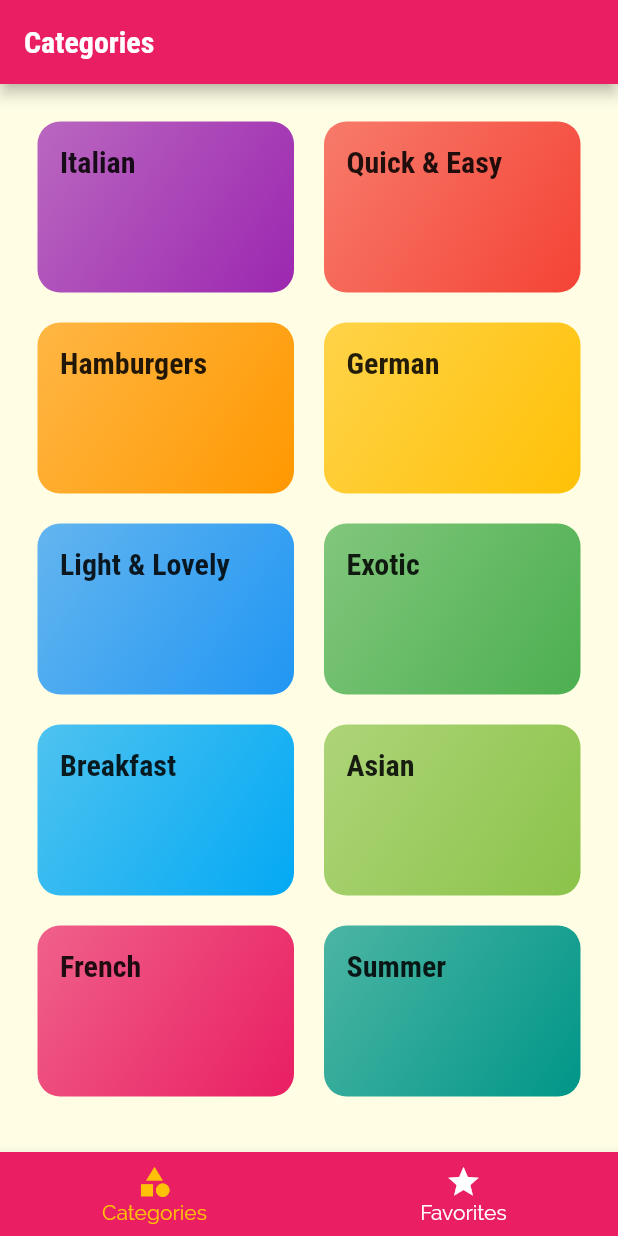
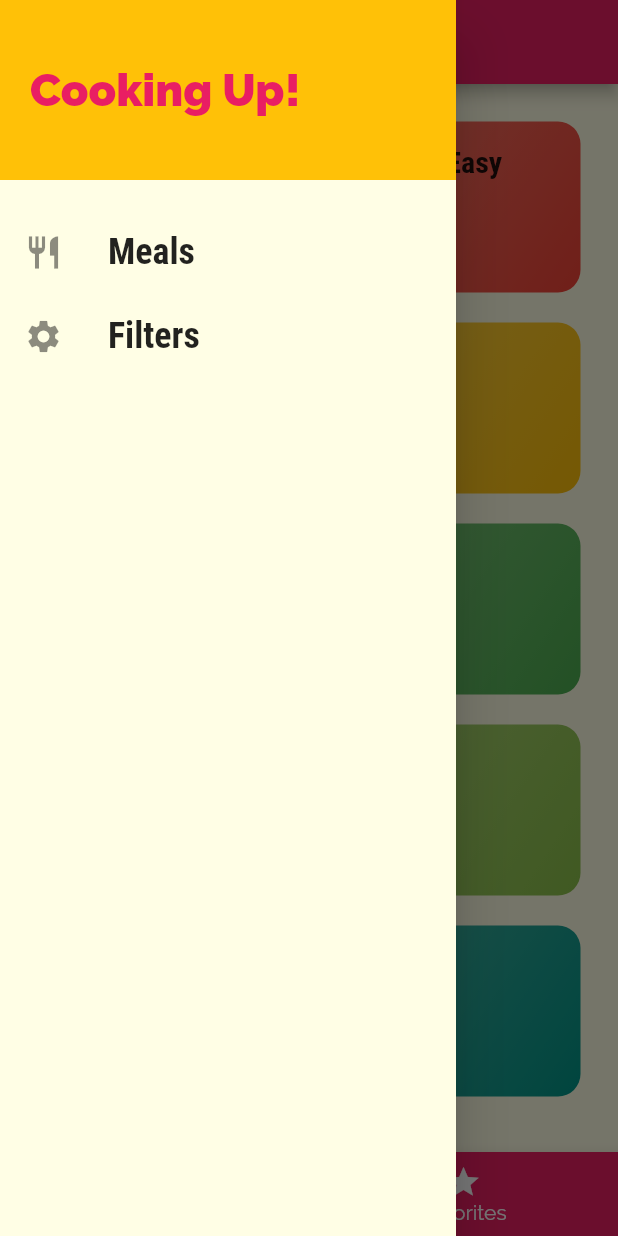
Before and after one commit to mahdibouaziz/flutter_meal_app, a Flutter app: the screen it shows after launch, with the side drawer open (before the commit the screen has no drawer), on a phone screen of 412 x 824 dp. Run offline on Flutter 3.47's test engine with Material 2 defaults, Android fonts, the phone set to English and light mode, and no system bars.

Commit message:
added the Drawer

```diff
--- a/lib/main.dart
+++ b/lib/main.dart
@@ -1,6 +1,7 @@
 import 'package:flutter/material.dart';
 import 'package:flutter_meal_app/screens/categories_screen.dart';
 import 'package:flutter_meal_app/screens/category_meals_screen.dart';
+import 'package:flutter_meal_app/screens/filters_screen.dart';
 import 'package:flutter_meal_app/screens/meal_detail_screen.dart';
 import 'package:flutter_meal_app/screens/tabs_screen.dart';
 
@@ -12,6 +13,7 @@ void main() {
       '/': (ctx) => const TabsScreen(),
       CategoryMealsScreen.routeName: (ctx) => const CategoryMealsScreen(),
       MealDetailScreen.routeName: (ctx) => const MealDetailScreen(),
+      FiltersScreen.routeName: (ctx) => const FiltersScreen(),
     },
     onUnknownRoute: (settings) =>
         MaterialPageRoute(builder: (ctx) => const CategoriesScreen()),
--- /dev/null
+++ b/lib/screens/filters_screen.dart
@@ -0,0 +1,15 @@
+import 'package:flutter/material.dart';
+
+class FiltersScreen extends StatelessWidget {
+  static const routeName = "/filters";
+  const FiltersScreen({Key? key}) : super(key: key);
+
+  @override
+  Widget build(BuildContext context) {
+    return Scaffold(
+      body: Center(
+        child: Text('filters'),
+      ),
+    );
+  }
+}
--- a/lib/screens/tabs_screen.dart
+++ b/lib/screens/tabs_screen.dart
@@ -1,6 +1,7 @@
 import 'package:flutter/material.dart';
 import 'package:flutter_meal_app/screens/categories_screen.dart';
 import 'package:flutter_meal_app/screens/favorites_screen.dart';
+import 'package:flutter_meal_app/widgets/main_drawer.dart';
 
 class TabsScreen extends StatefulWidget {
   const TabsScreen({Key? key}) : super(key: key);
@@ -29,6 +30,7 @@ class _TabsScreenState extends State<TabsScreen> {
       appBar: AppBar(
         title: Text(pages[selectedPageIndex]['title']),
       ),
+      drawer: const MainDrawer(),
       body: pages[selectedPageIndex]['page'],
       bottomNavigationBar: BottomNavigationBar(
         onTap: (index) => selectPage(index),
--- /dev/null
+++ b/lib/widgets/main_drawer.dart
@@ -0,0 +1,61 @@
+import 'package:flutter/material.dart';
+import 'package:flutter_meal_app/screens/filters_screen.dart';
+
+class MainDrawer extends StatelessWidget {
+  const MainDrawer({Key? key}) : super(key: key);
+
+  Widget buildListTile(String title, IconData icon, Function tapHandler) {
+    return ListTile(
+      leading: Icon(
+        icon,
+        size: 26,
+      ),
+      title: Text(
+        title,
+        style: const TextStyle(
+            fontFamily: 'RobotoCondensed',
+            fontSize: 24,
+            fontWeight: FontWeight.bold),
+      ),
+      onTap: () => tapHandler(),
+    );
+  }
+
+  @override
+  Widget build(BuildContext context) {
+    return Drawer(
+      child: Column(
+        children: [
+          Container(
+            height: 120,
+            width: double.infinity,
+            padding: const EdgeInsets.all(20),
+            alignment: Alignment.centerLeft,
+            color: Theme.of(context).colorScheme.secondary,
+            child: Text(
+              "Cooking Up!",
+              style: TextStyle(
+                fontWeight: FontWeight.w900,
+                fontSize: 30,
+                color: Theme.of(context).colorScheme.primary,
+              ),
+            ),
+          ),
+          const SizedBox(
+            height: 20,
+          ),
+          buildListTile(
+            "Meals",
+            Icons.restaurant,
+            () => Navigator.of(context).pushNamed("/"),
+          ),
+          buildListTile(
+            "Filters",
+            Icons.settings,
+            () => Navigator.of(context).pushNamed(FiltersScreen.routeName),
+          ),
+        ],
+      ),
+    );
+  }
+}
```
